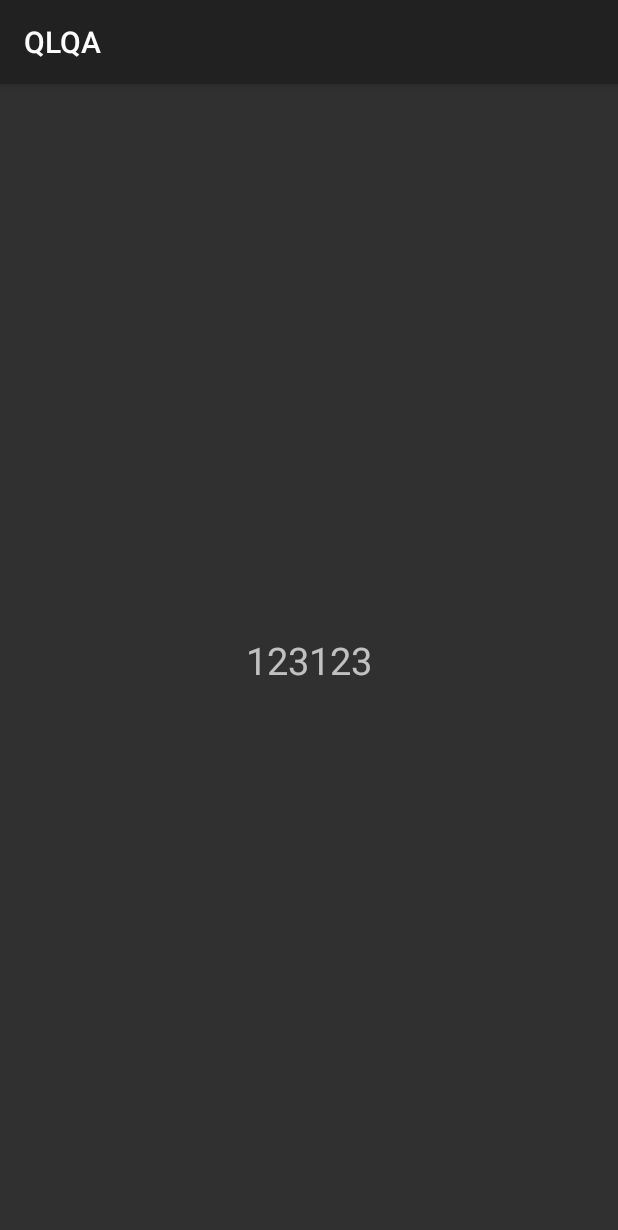
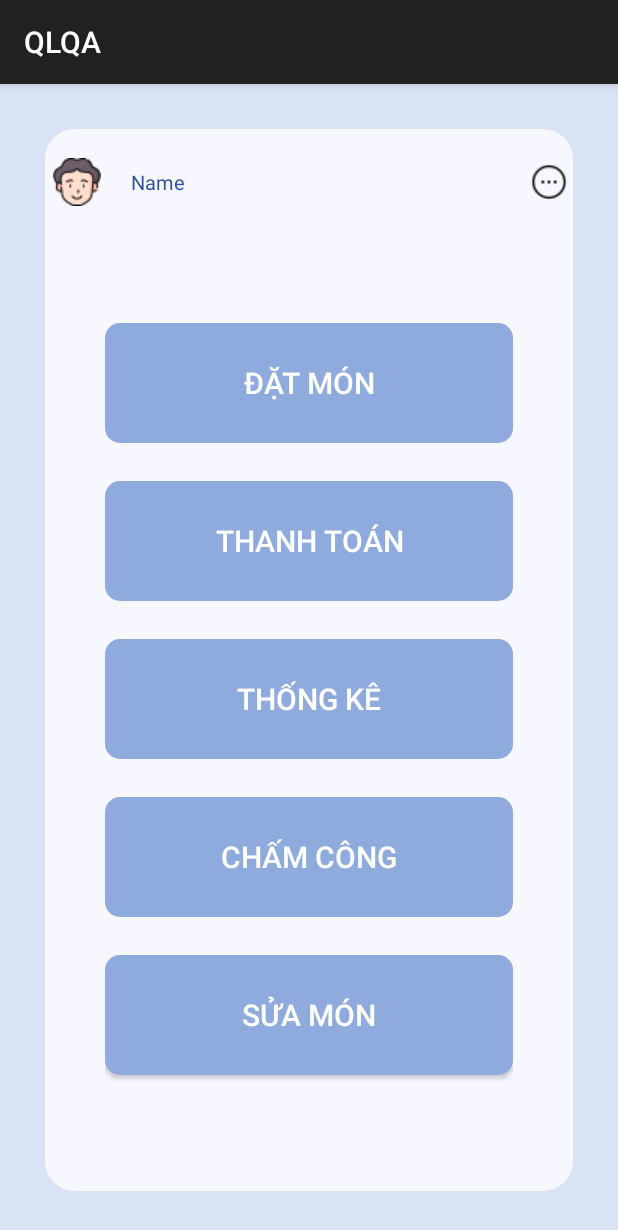
Before and after one commit to xuanquang226/QLQAF, an Android app: the MainActivity screen opened directly, with no data from a screen before it, on a phone screen of 412 x 824 dp. Shown: the top 1230 px of the screen. Run offline under Robolectric (Android 15) with nearby library versions, the phone set to English and light mode, and no system bars; 1 statement that could not run was skipped.

Commit message:
main layout

```diff
--- a/app/src/main/java/com/example/qlqa/MainActivity.java
+++ b/app/src/main/java/com/example/qlqa/MainActivity.java
@@ -14,10 +14,10 @@ public class MainActivity extends AppCompatActivity {
         super.onCreate(savedInstanceState);
         setContentView(R.layout.main_layout);
 
-        TextView tv_username = (TextView) findViewById(R.id.tv_username);
         Intent intent = getIntent();
         Bundle bundle = intent.getBundleExtra("info");
 
-        tv_username.setText(bundle.getString("username"));
+        TextView tv_user = (TextView) findViewById(R.id.tv_name);
+        tv_user.setText(bundle.getString("username"));
     }
 }
--- /dev/null
+++ b/app/src/main/res/drawable/background_layout_custom.xml
@@ -0,0 +1,9 @@
+<?xml version="1.0" encoding="utf-8"?>
+<selector xmlns:android="http://schemas.android.com/apk/res/android">
+    <item>
+        <shape android:shape="rectangle">
+            <corners android:radius="20dp"/>
+            <solid android:color="@color/white_b"/>
+        </shape>
+    </item>
+</selector>
--- a/app/src/main/res/layout/main_layout.xml
+++ b/app/src/main/res/layout/main_layout.xml
@@ -5,13 +5,126 @@
     android:layout_height="match_parent"
     android:orientation="vertical"
     android:gravity="center"
+    android:background="@color/back_ground"
     tools:context=".MainActivity">
-    <TextView
-        android:id="@+id/tv_username"
+
+
+    <LinearLayout
         android:layout_width="match_parent"
-        android:layout_height="wrap_content"
-        android:textAlignment="center"
-        android:text="123123"
-        android:textSize="25sp"/>
+        android:layout_height="match_parent"
+        android:layout_margin="30dp"
+        android:orientation="vertical"
+        android:weightSum="1"
+        android:background="@drawable/background_layout_custom">
+        <LinearLayout
+            android:layout_width="match_parent"
+            android:layout_height="match_parent"
+            android:orientation="horizontal"
+            android:layout_weight="0.9">
+            <LinearLayout
+                android:layout_width="match_parent"
+                android:layout_height="match_parent"
+                android:orientation="horizontal"
+                android:layout_weight="0.5"
+                android:gravity="center_vertical"
+                tools:ignore="NestedWeights">
+                <ImageView
+                    android:id="@+id/iv_avatar"
+                    android:layout_width="wrap_content"
+                    android:layout_height="wrap_content"
+                    android:layout_marginStart="5dp"
+                    android:src="@drawable/head"/>
+                <TextView
+                    android:id="@+id/tv_name"
+                    android:layout_width="wrap_content"
+                    android:layout_height="wrap_content"
+                    android:text="Name"
+                    android:textSize="13sp"
+                    android:layout_marginStart="20dp"
+                    android:textColor="@color/dark_blue"/>
+
+            </LinearLayout>
+            <LinearLayout
+                android:layout_width="match_parent"
+                android:layout_height="match_parent"
+                android:orientation="horizontal"
+                android:gravity="center_vertical|end"
+                android:layout_weight="0.5">
+                <ImageButton
+                    android:id="@+id/ibtn_info"
+                    android:layout_width="wrap_content"
+                    android:layout_height="wrap_content"
+                    android:src="@drawable/description"
+                    android:background="@color/white_b"/>
+            </LinearLayout>
+        </LinearLayout>
+        <RelativeLayout
+            android:layout_width="match_parent"
+            android:layout_height="match_parent"
+            android:gravity="center"
+            android:layout_marginStart="40dp"
+            android:layout_marginEnd="40dp"
+            android:layout_marginBottom="40dp"
+            android:layout_marginTop="20dp"
+            android:layout_weight="0.1">
+            <Button
+                android:id="@+id/btn_order"
+                android:layout_width="wrap_content"
+                android:layout_height="80dp"
+                android:layout_alignParentTop="true"
+                android:layout_alignParentStart="true"
+                android:layout_alignParentEnd="true"
+                android:text="@string/order"
+                android:textSize="20sp"
+                android:background="@drawable/btn_login_custom"/>
+            <Button
+                android:id="@+id/btn_payment"
+                android:layout_width="wrap_content"
+                android:layout_height="80dp"
+                android:layout_below="@id/btn_order"
+                android:layout_alignStart="@id/btn_order"
+                android:layout_alignEnd="@id/btn_order"
+                android:text="@string/payment"
+                android:textSize="20sp"
+                android:layout_marginTop="25dp"
+                android:background="@drawable/btn_login_custom"/>
+            <Button
+                android:id="@+id/btn_statistics"
+                android:layout_width="wrap_content"
+                android:layout_height="80dp"
+                android:layout_below="@id/btn_payment"
+                android:layout_alignStart="@id/btn_payment"
+                android:layout_alignEnd="@id/btn_payment"
+                android:text="@string/statistics"
+                android:textSize="20sp"
+                android:layout_marginTop="25dp"
+                android:background="@drawable/btn_login_custom"/>
+            <Button
+                android:id="@+id/btn_timekeeping"
+                android:layout_width="wrap_content"
+                android:layout_height="80dp"
+                android:layout_below="@id/btn_statistics"
+                android:layout_alignStart="@id/btn_statistics"
+                android:layout_alignEnd="@id/btn_statistics"
+                android:text="@string/timekeeping"
+                android:textSize="20sp"
+                android:layout_marginTop="25dp"
+                android:background="@drawable/btn_login_custom"/>
+            <Button
+                android:id="@+id/btn_menu_adjust"
+                android:layout_width="wrap_content"
+                android:layout_height="80dp"
+                android:layout_below="@id/btn_timekeeping"
+                android:layout_alignStart="@id/btn_timekeeping"
+                android:layout_alignEnd="@id/btn_timekeeping"
+                android:text="@string/menu_adjustment"
+                android:textSize="20sp"
+                android:layout_marginTop="25dp"
+                android:background="@drawable/btn_login_custom"/>
+
+        </RelativeLayout>
+
+    </LinearLayout>
+
 
 </LinearLayout>
--- a/app/src/main/res/values/colors.xml
+++ b/app/src/main/res/values/colors.xml
@@ -7,6 +7,7 @@
     <color name="teal_700">#FF018786</color>
     <color name="black">#FF000000</color>
     <color name="white">#FFFFFFFF</color>
+    <color name="white_b">#F7F7FF</color>
     <color name="back_ground">#DAE3F3</color>
     <color name="button">#8FAADC</color>
     <color name="grey">#808080</color>
--- a/app/src/main/res/values/strings.xml
+++ b/app/src/main/res/values/strings.xml
@@ -4,4 +4,9 @@
     <string name="Phone">0365790188</string>
     <string name="username">Tên đăng nhập</string>
     <string name="password">Mật khẩu</string>
+    <string name="order">Đặt món</string>
+    <string name="payment">Thanh toán</string>
+    <string name="statistics">Thống kê</string>
+    <string name="timekeeping">Chấm công</string>
+    <string name="menu_adjustment">Sửa món</string>
 </resources>
```
Also changed, not shown: app/src/main/res/drawable/description.png (added), app/src/main/res/drawable/head.png (added).
